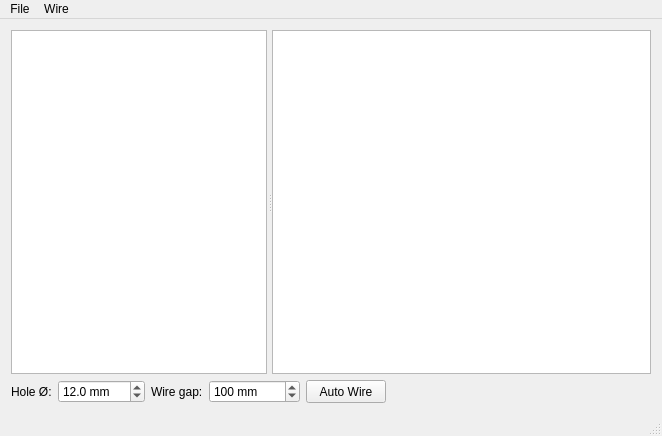
This is res/mainwindow.ui in computergeek1507/xModelGenQT as Qt 5 draws it before an edit. The edited form follows.
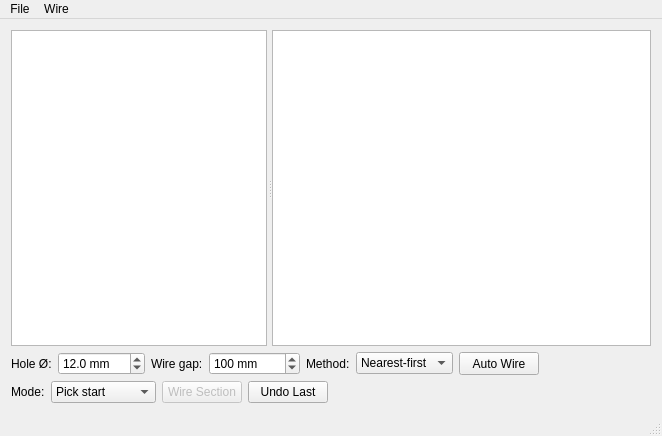
This is the edited form. Icons and pictures are not drawn.

Commit message: Add wiring strategies, manual/section wiring, and SVG import

Patch:
```diff
--- a/res/mainwindow.ui
+++ b/res/mainwindow.ui
@@ -128,6 +128,30 @@
         </property>
        </widget>
       </item>
+      <item>
+       <widget class="QLabel" name="label_wireMethod">
+        <property name="text">
+         <string>Method:</string>
+        </property>
+       </widget>
+      </item>
+      <item>
+       <widget class="QComboBox" name="comboBox_wireStrategy">
+        <property name="toolTip">
+         <string>Nearest-first gives the tidiest wiring but can fail to complete from some start nodes; Warnsdorff always completes but with longer hops.</string>
+        </property>
+        <item>
+         <property name="text">
+          <string>Nearest-first</string>
+         </property>
+        </item>
+        <item>
+         <property name="text">
+          <string>Warnsdorff</string>
+         </property>
+        </item>
+       </widget>
+      </item>
       <item>
        <widget class="QPushButton" name="pushButton_autoWire">
         <property name="sizePolicy">
@@ -156,6 +180,75 @@
       </item>
      </layout>
     </item>
+    <item>
+     <layout class="QHBoxLayout" name="horizontalLayout2">
+      <item>
+       <widget class="QLabel" name="label_mode">
+        <property name="text">
+         <string>Mode:</string>
+        </property>
+       </widget>
+      </item>
+      <item>
+       <widget class="QComboBox" name="comboBox_interactMode">
+        <property name="toolTip">
+         <string>Pick start: click a node to set the Auto Wire start. Manual wire: click or drag across nodes to wire them by hand. Select section: drag a box (or click nodes) to pick a group, then Wire Section.</string>
+        </property>
+        <item>
+         <property name="text">
+          <string>Pick start</string>
+         </property>
+        </item>
+        <item>
+         <property name="text">
+          <string>Manual wire</string>
+         </property>
+        </item>
+        <item>
+         <property name="text">
+          <string>Select section</string>
+         </property>
+        </item>
+       </widget>
+      </item>
+      <item>
+       <widget class="QPushButton" name="pushButton_wireSection">
+        <property name="enabled">
+         <bool>false</bool>
+        </property>
+        <property name="toolTip">
+         <string>Auto-wire only the selected nodes, numbering on from the highest existing wire number.</string>
+        </property>
+        <property name="text">
+         <string>Wire Section</string>
+        </property>
+       </widget>
+      </item>
+      <item>
+       <widget class="QPushButton" name="pushButton_undoWire">
+        <property name="toolTip">
+         <string>Remove the last-wired node (the highest wire number).</string>
+        </property>
+        <property name="text">
+         <string>Undo Last</string>
+        </property>
+       </widget>
+      </item>
+      <item>
+       <spacer name="horizontalSpacer2">
+        <property name="orientation">
+         <enum>Qt::Horizontal</enum>
+        </property>
+        <property name="sizeHint" stdset="0">
+         <size>
+          <width>40</width>
+          <height>20</height>
+         </size>
+        </property>
+       </spacer>
+      </item>
+     </layout>
+    </item>
    </layout>
   </widget>
   <widget class="QMenuBar" name="menuBar">
```
Left out of the diff: 32 changed lines with no effect on the pictures. The commit also changes 9 other files.
